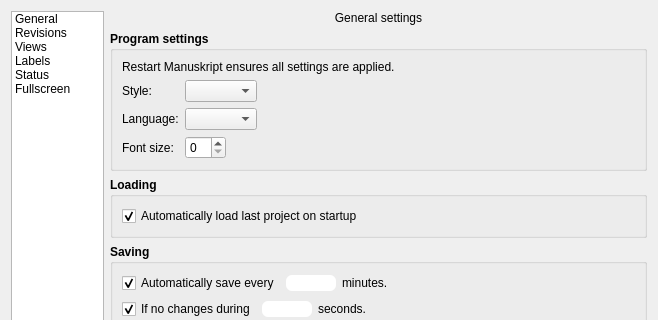
Before: the Qt Designer form manuskript/ui/settings_ui.ui in olivierkes/manuskript, drawn with Qt 5; both pictures show x 0 to 658 and y 0 to 320 of the 658 by 598 pixel window.
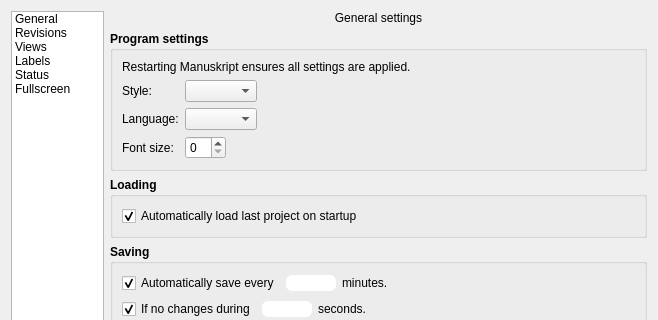
After: the same form once the commit is applied. The open tabs and pages were chosen to show the change. Icons and pictures are not drawn.

```diff
--- a/manuskript/ui/settings_ui.ui
+++ b/manuskript/ui/settings_ui.ui
@@ -179,7 +179,7 @@
              </font>
             </property>
             <property name="text">
-             <string>Restart Manuskript ensures all settings are applied.</string>
+             <string>Restarting Manuskript ensures all settings are applied.</string>
             </property>
             <property name="wordWrap">
              <bool>true</bool>
```
